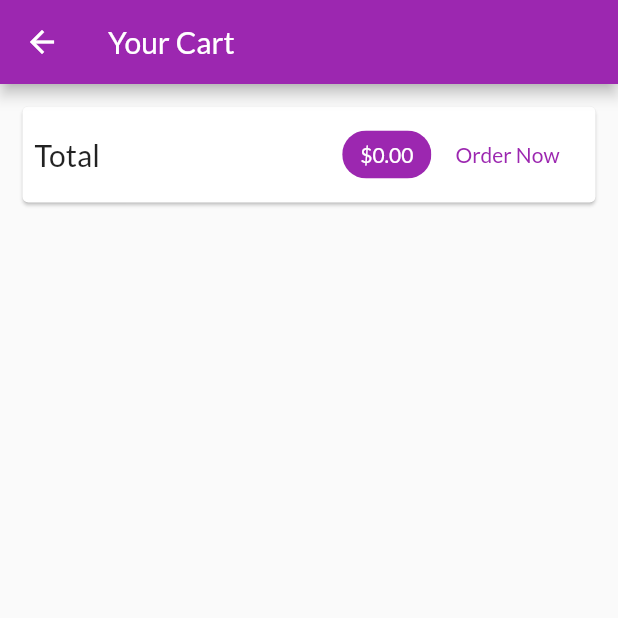
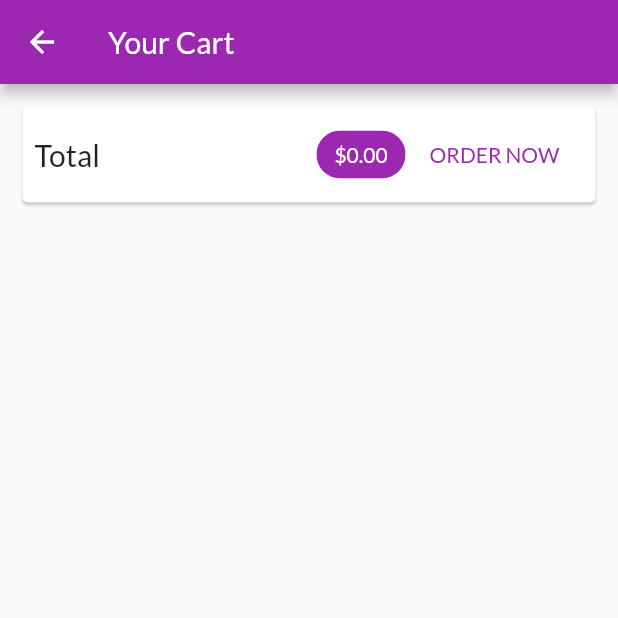
Before and after one commit to TJun-Jie/flutter_shop_app, a Flutter app: the CartScreen screen opened by its route, on a phone screen of 412 x 824 dp, the top half of it. Run offline on Flutter 3.47's test engine with Material 2 defaults, Android fonts, the phone set to English and light mode, and no system bars; network calls fail.

Commit message:
Added orders to backend

```diff
--- a/lib/providers/products.dart
+++ b/lib/providers/products.dart
@@ -92,6 +92,9 @@ class Products with ChangeNotifier {
     try {
       final res = await http.get(url);
       final extractedData = jsonDecode(res.body) as Map<String, dynamic>;
+      if (extractedData == null) {
+        return;
+      }
       final List<Product> loadedProducts = [];
       extractedData.forEach((prodId, prodData) {
         loadedProducts.add(
--- a/lib/screens/cart_screen.dart
+++ b/lib/screens/cart_screen.dart
@@ -39,15 +39,7 @@ class CartScreen extends StatelessWidget {
                     ),
                     backgroundColor: Theme.of(context).primaryColor,
                   ),
-                  FlatButton(
-                    onPressed: () {
-                      Provider.of<Orders>(context, listen: false).addOrder(
-                          cart.items.values.toList(), cart.totalAmount);
-                      cart.clear();
-                    },
-                    child: Text('Order Now'),
-                    textColor: Theme.of(context).primaryColor,
-                  )
+                  OrderButton(cart: cart),
                 ],
               ),
             ),
@@ -69,3 +61,40 @@ class CartScreen extends StatelessWidget {
     );
   }
 }
+
+class OrderButton extends StatefulWidget {
+  const OrderButton({
+    Key key,
+    @required this.cart,
+  }) : super(key: key);
+
+  final Cart cart;
+
+  @override
+  _OrderButtonState createState() => _OrderButtonState();
+}
+
+class _OrderButtonState extends State<OrderButton> {
+  var _isLoading = false;
+  @override
+  Widget build(BuildContext context) {
+    return FlatButton(
+      child: _isLoading ? CircularProgressIndicator() : Text('ORDER NOW'),
+      onPressed: (widget.cart.totalAmount <= 0 || _isLoading == true)
+          ? null
+          : () async {
+              setState(() {
+                _isLoading = true;
+              });
+              await Provider.of<Orders>(context, listen: false).addOrder(
+                  widget.cart.items.values.toList(), widget.cart.totalAmount);
+
+              setState(() {
+                _isLoading = false;
+              });
+              widget.cart.clear();
+            },
+      textColor: Theme.of(context).primaryColor,
+    );
+  }
+}
```
Also changed, not shown: lib/providers/orders.dart (+58 -3 lines), lib/providers/product.dart (+22 -1 lines), lib/screens/orders_screen.dart (+35 -3 lines).
